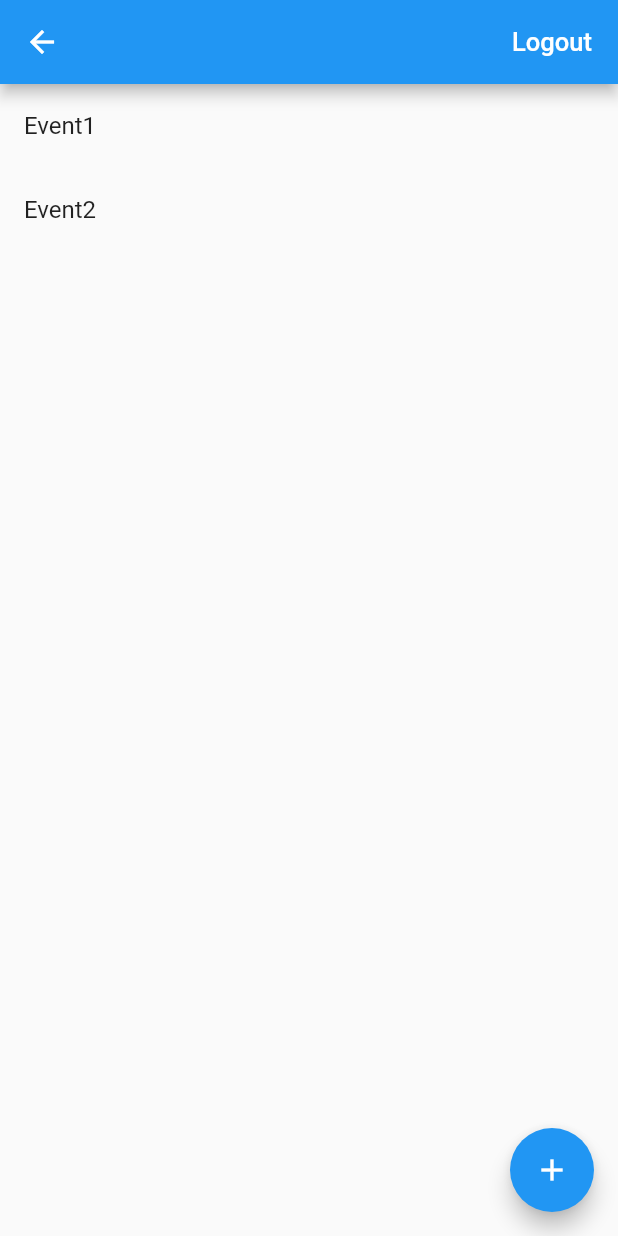
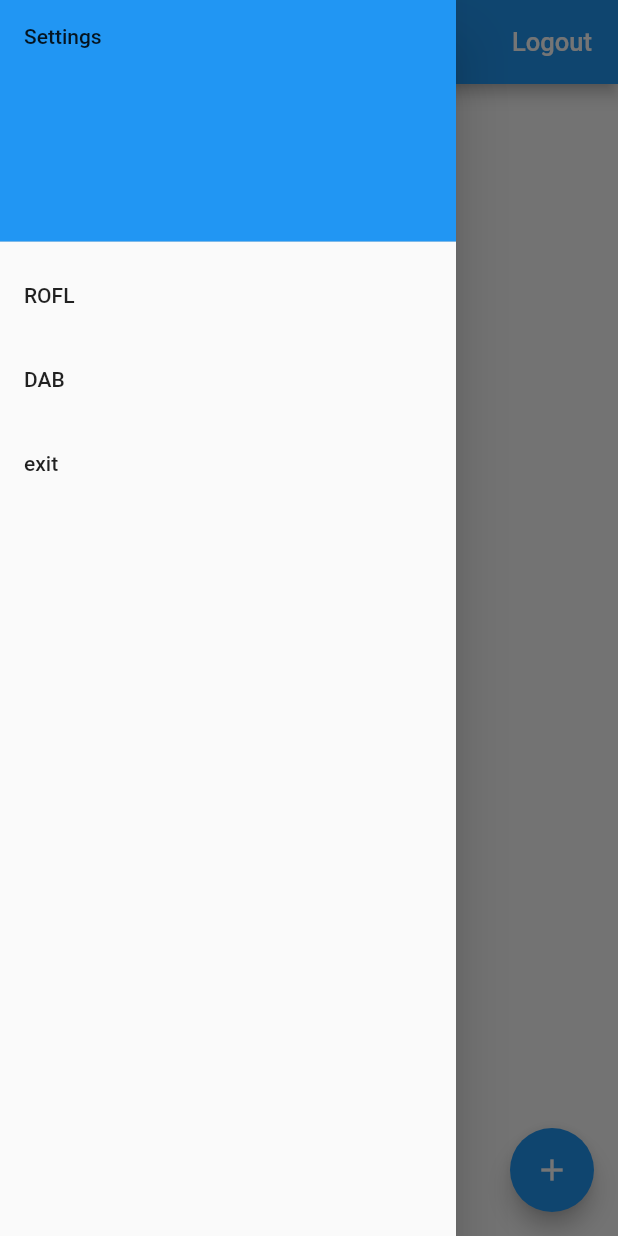
Before and after one commit to roned465/rofl, a Flutter app: the HomePage screen opened directly, with the side drawer open (before the commit the screen has no drawer), on a phone screen of 412 x 824 dp. Run offline on Flutter 3.47's test engine with Material 2 defaults, Android fonts, the phone set to English and light mode, and no system bars; our stand-ins replace firebase_auth; accounts and stored records are empty.

Commit message:
navigation dab2

```diff
--- a/lib/home_page.dart
+++ b/lib/home_page.dart
@@ -4,12 +4,12 @@ import 'add_event.dart';
 
 class HomePage extends StatelessWidget {
   HomePage({this.auth, this.onSignOut});
+
   final BaseAuth auth;
   final VoidCallback onSignOut;
 
   @override
   Widget build(BuildContext context) {
-
     void _signOut() async {
       try {
         await auth.signOut();
@@ -17,7 +17,6 @@ class HomePage extends StatelessWidget {
       } catch (e) {
         print(e);
       }
-
     }
 
     return new Scaffold(
@@ -25,8 +24,8 @@ class HomePage extends StatelessWidget {
         actions: <Widget>[
           new FlatButton(
               onPressed: _signOut,
-              child: new Text('Logout', style: new TextStyle(fontSize: 17.0, color: Colors.white))
-          )
+              child: new Text('Logout',
+                  style: new TextStyle(fontSize: 17.0, color: Colors.white)))
         ],
       ),
       body: Column(
@@ -55,17 +54,48 @@ class HomePage extends StatelessWidget {
           ),
         ],
       ),
-
+      drawer: Drawer(
+        child: ListView(
+          // Important: Remove any padding from the ListView.
+          padding: EdgeInsets.zero,
+          children: <Widget>[
+            DrawerHeader(
+              child: Text('Settings'),
+              decoration: BoxDecoration(
+                color: Colors.blue,
+              ),
+            ),
+            ListTile(
+              title: Text('ROFL'),
+              onTap: () {
+                // Update the state of the app.
+                // ...
+              },
+            ),
+            ListTile(
+              title: Text('DAB'),
+              onTap: () {
+                // Update the state of the app.
+                // ...
+              },
+            ),
+            ListTile(
+              title: Text('exit'),
+              onTap: () {
+                Navigator.pop(context);
+              },
+            ),
+          ],
+        ),
+      ),
       floatingActionButton: FloatingActionButton(
         onPressed: () {
           Navigator.push(
-                context,
-                MaterialPageRoute(builder: (context) => AddEvent()));
-
+              context, MaterialPageRoute(builder: (context) => AddEvent()));
         },
         child: Icon(Icons.add),
         backgroundColor: Colors.blue,
-    )
+      ),
     );
   }
 }
```
Also changed, not shown: lib/add_event.dart (+2 -33 lines). Lines whose indentation alone changed are shown as unchanged.
